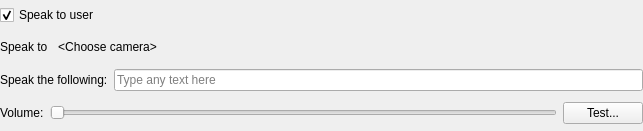
The window that client/src/ui/widgets/business/say_text_business_action_widget.ui (networkoptix/nx_open) describes before a commit, drawn with Qt 5.
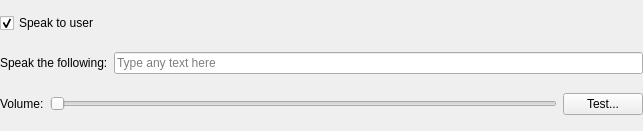
The same window after the commit.

Commit message:
(VMS-2846) - Proxying isn't working for 2WAY audio actions (Speak, Play sound, Repeat sound)
<==== Mercurial data ====>
Branch: dev_2.5

The edit to the form file:
```diff
--- a/client/src/ui/widgets/business/say_text_business_action_widget.ui
+++ b/client/src/ui/widgets/business/say_text_business_action_widget.ui
@@ -40,46 +40,6 @@
      </item>
     </layout>
    </item>
-   <item>
-    <layout class="QHBoxLayout" name="horizontalLayout_2">
-     <item>
-      <widget class="QLabel" name="label_2">
-       <property name="maximumSize">
-        <size>
-         <width>16777215</width>
-         <height>16777215</height>
-        </size>
-       </property>
-       <property name="text">
-        <string>Speak to</string>
-       </property>
-      </widget>
-     </item>
-     <item>
-      <widget class="QPushButton" name="actionTargetsHolder">
-       <property name="text">
-        <string notr="true">&lt;Choose camera&gt;</string>
-       </property>
-       <property name="flat">
-        <bool>true</bool>
-       </property>
-      </widget>
-     </item>
-     <item>
-      <spacer name="horizontalSpacer">
-       <property name="orientation">
-        <enum>Qt::Horizontal</enum>
-       </property>
-       <property name="sizeHint" stdset="0">
-        <size>
-         <width>40</width>
-         <height>20</height>
-        </size>
-       </property>
-      </spacer>
-     </item>
-    </layout>
-   </item>
    <item>
     <layout class="QHBoxLayout" name="horizontalLayout">
      <item>
```
The commit also changes 12 other files.
